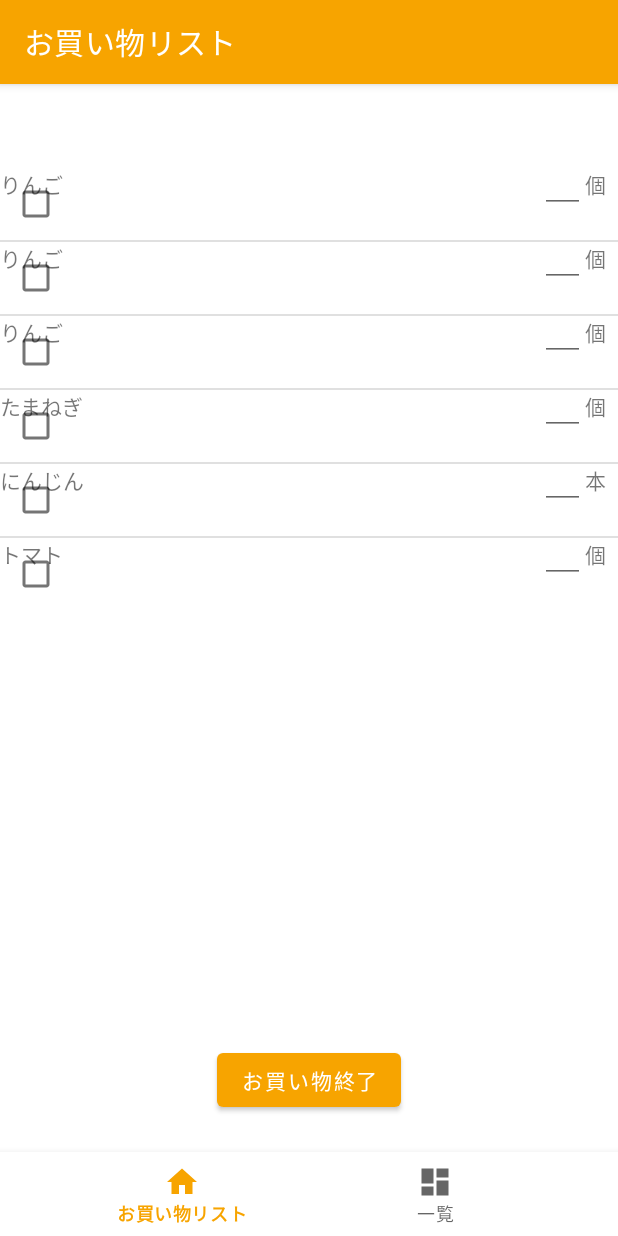
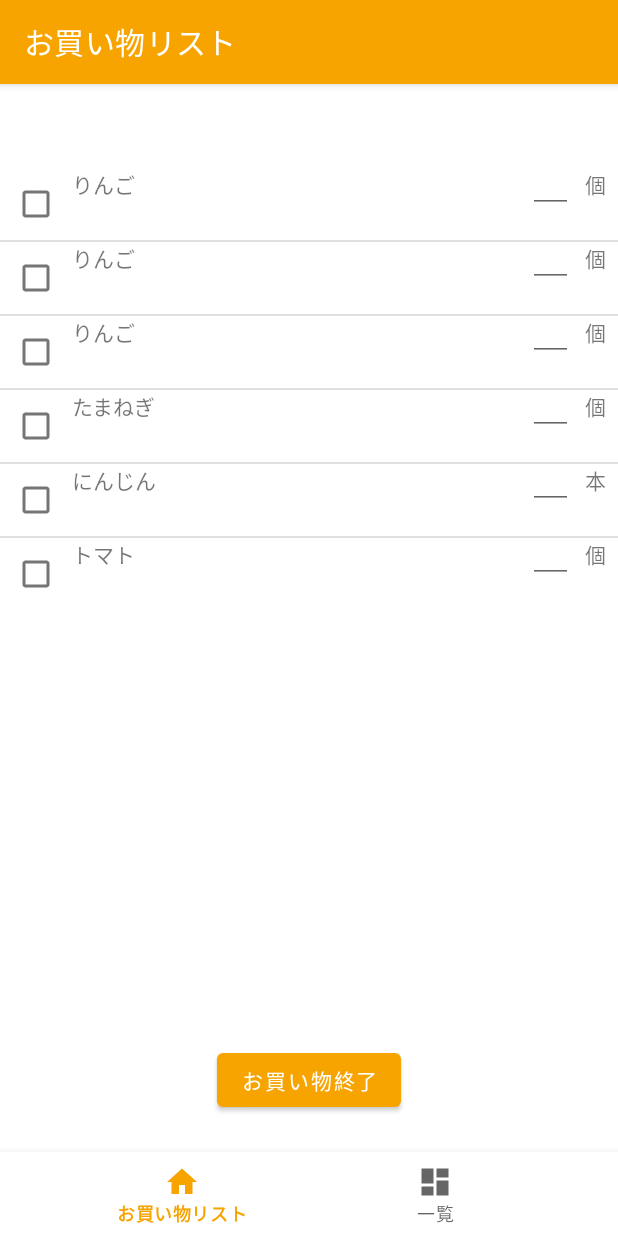
Before and after one commit to KousukeArai/ShoppingList, an Android app: the screen it shows after launch (MainActivity), on a phone screen of 412 x 824 dp. Run offline under Robolectric (Android 15) with nearby library versions, the phone set to English and light mode, and no system bars; our stand-ins replace navigation-ui.

Commit message:
btAdd doesn't work

```diff
--- a/app/src/main/java/com/websarva/wings/android/myapplication3/ui/home/HomeFragment.java
+++ b/app/src/main/java/com/websarva/wings/android/myapplication3/ui/home/HomeFragment.java
@@ -57,9 +57,10 @@ public class HomeFragment extends Fragment {
             }
         });
 
-        view.findViewById(R.id.btAdd).setOnClickListener(new View.OnClickListener() {
+        view.findViewById(R.id.btEnd).setOnClickListener(new View.OnClickListener() {
             @Override
             public void onClick(View v) {
+
 
 //                // リストビューのチェック状態を確認し、チェックのあるものを削除
 //                ListView lv = view.findViewById(R.id.lvBuyList);
@@ -76,6 +77,7 @@ public class HomeFragment extends Fragment {
 //                // 更新
 //                adapter.notifyDataSetChanged();
 
+
             }
         });
         return view;
--- a/app/src/main/res/layout/list.xml
+++ b/app/src/main/res/layout/list.xml
@@ -20,15 +20,18 @@
         android:layout_width="wrap_content"
         android:layout_height="wrap_content"
         android:text="商品名"
-        tools:layout_editor_absoluteY="0dp" />
+        app:layout_constraintStart_toEndOf="@+id/cbList"
+        tools:layout_editor_absoluteY="16dp" />
 
     <EditText
         android:layout_width="30dp"
         android:layout_height="30dp"
-        app:layout_constraintEnd_toStartOf="@+id/textView2"
+        android:layout_marginEnd="8dp"
+        android:layout_marginRight="8dp"
+        android:inputType="number"
         android:maxLength="4"
         android:maxLines="1"
-        android:inputType="number"
+        app:layout_constraintEnd_toStartOf="@+id/textView2"
         tools:layout_editor_absoluteY="0dp" />
 
     <TextView
```
